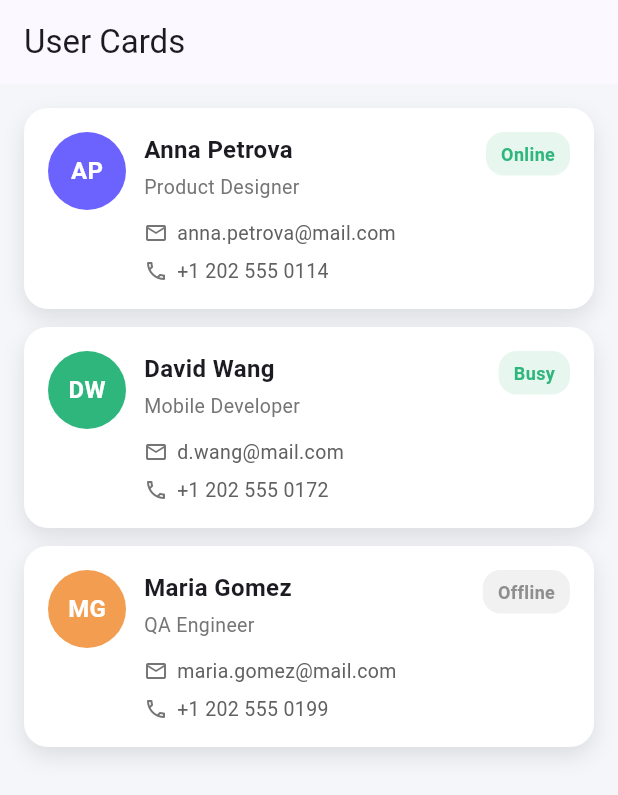
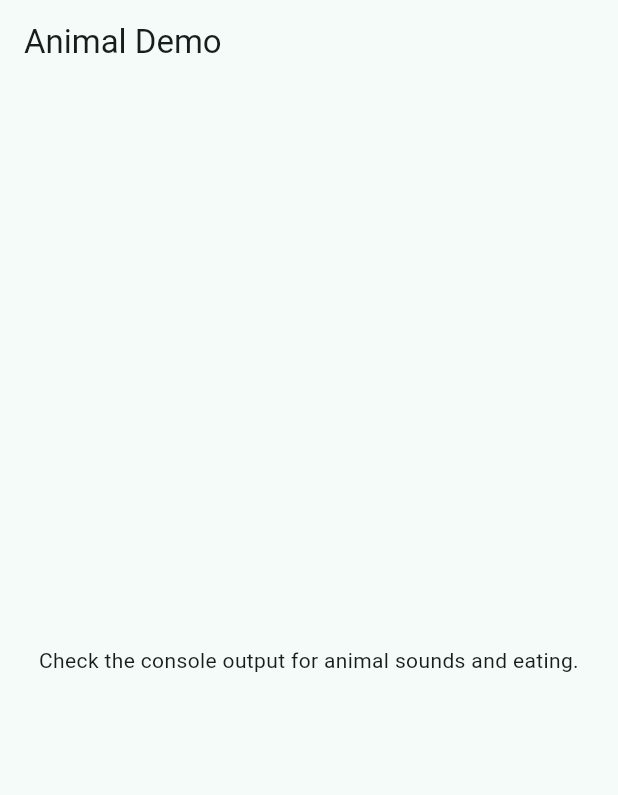
Before and after one commit to abdulaziziu/t_hw1, a Flutter app: the screen it shows after launch, on a phone screen of 412 x 824 dp. Shown: the top 795 px of the screen. Run offline on Flutter 3.47's test engine with Material 3 defaults, Android fonts, the phone set to English and light mode, and no system bars.

Commit message:
Add animal inheritance demo

```diff
--- /dev/null
+++ b/lib/animal.dart
@@ -0,0 +1,9 @@
+import 'pet_info.dart';
+
+abstract class Animal {
+  final PetInfo info;
+
+  Animal(this.info);
+
+  void makeSound();
+}
--- /dev/null
+++ b/lib/cat.dart
@@ -0,0 +1,17 @@
+import 'animal.dart';
+import 'eatable.dart';
+import 'pet_info.dart';
+
+class Cat extends Animal implements Eatable {
+  Cat(PetInfo info) : super(info);
+
+  @override
+  void makeSound() {
+    print('${info.name} says: Meow!');
+  }
+
+  @override
+  void eat() {
+    print('${info.name} eats cat food.');
+  }
+}
--- /dev/null
+++ b/lib/dog.dart
@@ -0,0 +1,17 @@
+import 'animal.dart';
+import 'eatable.dart';
+import 'pet_info.dart';
+
+class Dog extends Animal implements Eatable {
+  Dog(PetInfo info) : super(info);
+
+  @override
+  void makeSound() {
+    print('${info.name} says: Woof!');
+  }
+
+  @override
+  void eat() {
+    print('${info.name} eats dog food.');
+  }
+}
--- /dev/null
+++ b/lib/eatable.dart
@@ -0,0 +1,3 @@
+abstract class Eatable {
+  void eat();
+}
--- a/lib/main.dart
+++ b/lib/main.dart
@@ -1,251 +1,48 @@
 import 'package:flutter/material.dart';
 
+import 'animal.dart';
+import 'cat.dart';
+import 'dog.dart';
+import 'eatable.dart';
+import 'pet_info.dart';
+
 void main() {
-  runApp(const UserCardsApp());
+  final animals = <Animal>[
+    Dog(PetInfo('Rex', 3)),
+    Cat(PetInfo('Murka', 2)),
+    Dog(PetInfo('Buddy', 5)),
+  ];
+
+  for (final animal in animals) {
+    animal.makeSound();
+    if (animal is Eatable) {
+      (animal as Eatable).eat();
+    }
+  }
+
+  runApp(const AnimalApp());
 }
 
-class UserCardsApp extends StatelessWidget {
-  const UserCardsApp({super.key});
+class AnimalApp extends StatelessWidget {
+  const AnimalApp({super.key});
 
   @override
   Widget build(BuildContext context) {
     return MaterialApp(
-      title: 'User Cards',
+      title: 'Animal Demo',
       theme: ThemeData(
         useMaterial3: true,
-        colorScheme: ColorScheme.fromSeed(seedColor: Colors.indigo),
-        scaffoldBackgroundColor: const Color(0xFFF4F6FA),
+        colorScheme: ColorScheme.fromSeed(seedColor: Colors.teal),
       ),
-      home: const UsersScreen(),
-    );
-  }
-}
-
-class UsersScreen extends StatelessWidget {
-  const UsersScreen({super.key});
-
-  List<User> _buildUsers() {
-    return const [
-      User(
-        name: 'Anna Petrova',
-        role: 'Product Designer',
-        email: 'anna.petrova@mail.com',
-        phone: '+1 202 555 0114',
-        status: 'Online',
-        isOnline: true,
-        avatarColor: Color(0xFF6C63FF),
-      ),
-      User(
-        name: 'David Wang',
-        role: 'Mobile Developer',
-        email: 'd.wang@mail.com',
-        phone: '+1 202 555 0172',
-        status: 'Busy',
-        isOnline: true,
-        avatarColor: Color(0xFF2FB67D),
-      ),
-      User(
-        name: 'Maria Gomez',
-        role: 'QA Engineer',
-        email: 'maria.gomez@mail.com',
-        phone: '+1 202 555 0199',
-        status: 'Offline',
-        isOnline: false,
-        avatarColor: Color(0xFFF29D50),
-      ),
-    ];
-  }
-
-  @override
-  Widget build(BuildContext context) {
-    final users = _buildUsers();
-
-    return Scaffold(
-      appBar: AppBar(
-        title: const Text('User Cards'),
-        centerTitle: false,
-      ),
-      body: ListView.separated(
-        padding: const EdgeInsets.all(16),
-        itemCount: users.length,
-        separatorBuilder: (_, __) => const SizedBox(height: 12),
-        itemBuilder: (context, index) {
-          return UserCard(user: users[index]);
-        },
-      ),
-    );
-  }
-}
-
-abstract class Person {
-  final String name;
-  final String role;
-  final Color avatarColor;
-
-  const Person({
-    required this.name,
-    required this.role,
-    required this.avatarColor,
-  });
-
-  String get initials {
-    final cleaned = name.trim();
-    if (cleaned.isEmpty) {
-      return '';
-    }
-    final parts = cleaned.split(RegExp(r'\s+'));
-    if (parts.length == 1) {
-      return parts.first[0].toUpperCase();
-    }
-    return (parts[0][0] + parts[1][0]).toUpperCase();
-  }
-}
-
-class User extends Person {
-  final String email;
-  final String phone;
-  final String status;
-  final bool isOnline;
-
-  const User({
-    required super.name,
-    required super.role,
-    required super.avatarColor,
-    required this.email,
-    required this.phone,
-    required this.status,
-    required this.isOnline,
-  });
-}
-
-abstract class BaseCard extends StatelessWidget {
-  const BaseCard({super.key});
-
-  Widget buildContent(BuildContext context);
-
-  @override
-  Widget build(BuildContext context) {
-    return Container(
-      decoration: BoxDecoration(
-        color: Colors.white,
-        borderRadius: BorderRadius.circular(16),
-        boxShadow: const [
-          BoxShadow(
-            color: Color(0x1A000000),
-            blurRadius: 12,
-            offset: Offset(0, 6),
+      home: Scaffold(
+        appBar: AppBar(
+          title: const Text('Animal Demo'),
+        ),
+        body: const Center(
+          child: Text(
+            'Check the console output for animal sounds and eating.',
+            textAlign: TextAlign.center,
           ),
-        ],
-      ),
-      padding: const EdgeInsets.all(16),
-      child: buildContent(context),
-    );
-  }
-}
-
-class UserCard extends BaseCard {
-  final User user;
-
-  const UserCard({super.key, required this.user});
-
-  @override
-  Widget buildContent(BuildContext context) {
-    return Row(
-      crossAxisAlignment: CrossAxisAlignment.start,
-      children: [
-        CircleAvatar(
-          radius: 26,
-          backgroundColor: user.avatarColor,
-          child: Text(
-            user.initials,
-            style: const TextStyle(
-              color: Colors.white,
-              fontWeight: FontWeight.w600,
-              fontSize: 16,
-            ),
-          ),
-        ),
-        const SizedBox(width: 12),
-        Expanded(
-          child: Column(
-            crossAxisAlignment: CrossAxisAlignment.start,
-            children: [
-              Text(
-                user.name,
-                style: const TextStyle(
-                  fontSize: 16,
-                  fontWeight: FontWeight.w600,
-                ),
-              ),
-              const SizedBox(height: 4),
-              Text(
-                user.role,
-                style: TextStyle(
-                  fontSize: 13,
-                  color: Colors.grey.shade600,
-                ),
-              ),
-              const SizedBox(height: 12),
-              _InfoRow(icon: Icons.email_outlined, text: user.email),
-              const SizedBox(height: 6),
-              _InfoRow(icon: Icons.phone_outlined, text: user.phone),
-            ],
-          ),
-        ),
-        const SizedBox(width: 8),
-        _StatusChip(isOnline: user.isOnline, label: user.status),
-      ],
-    );
-  }
-}
-
-class _InfoRow extends StatelessWidget {
-  final IconData icon;
-  final String text;
-
-  const _InfoRow({required this.icon, required this.text});
-
-  @override
-  Widget build(BuildContext context) {
-    return Row(
-      children: [
-        Icon(icon, size: 16, color: Colors.grey.shade600),
-        const SizedBox(width: 6),
-        Expanded(
-          child: Text(
-            text,
-            style: TextStyle(fontSize: 13, color: Colors.grey.shade700),
-            overflow: TextOverflow.ellipsis,
-          ),
-        ),
-      ],
-    );
-  }
-}
-
-class _StatusChip extends StatelessWidget {
-  final bool isOnline;
-  final String label;
-
-  const _StatusChip({required this.isOnline, required this.label});
-
-  @override
-  Widget build(BuildContext context) {
-    final background = isOnline ? const Color(0xFFE7F7EF) : const Color(0xFFF1F1F1);
-    final foreground = isOnline ? const Color(0xFF2FB67D) : const Color(0xFF8E8E8E);
-
-    return Container(
-      padding: const EdgeInsets.symmetric(horizontal: 10, vertical: 6),
-      decoration: BoxDecoration(
-        color: background,
-        borderRadius: BorderRadius.circular(12),
-      ),
-      child: Text(
-        label,
-        style: TextStyle(
-          color: foreground,
-          fontSize: 12,
-          fontWeight: FontWeight.w600,
         ),
       ),
     );
--- /dev/null
+++ b/lib/pet_info.dart
@@ -0,0 +1,6 @@
+class PetInfo {
+  final String name;
+  final int age;
+
+  const PetInfo(this.name, this.age);
+}
```
